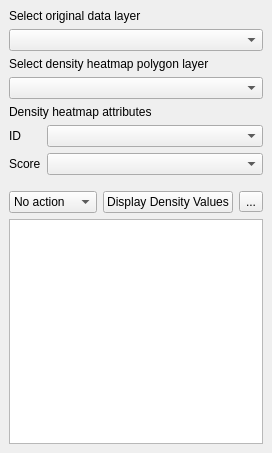
Qt form ui/density.ui (NationalSecurityAgency/qgis-densityanalysis-plugin) before a commit.
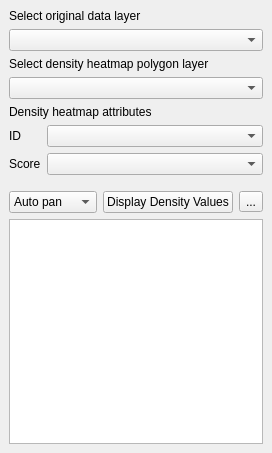
The same form after that commit. Custom widgets are drawn as their Qt base class.

```diff
--- a/ui/density.ui
+++ b/ui/density.ui
@@ -85,6 +85,9 @@
       </property>
       <item>
        <widget class="QComboBox" name="zoomComboBox">
+        <property name="currentIndex">
+         <number>1</number>
+        </property>
         <item>
          <property name="text">
           <string>No action</string>
```
